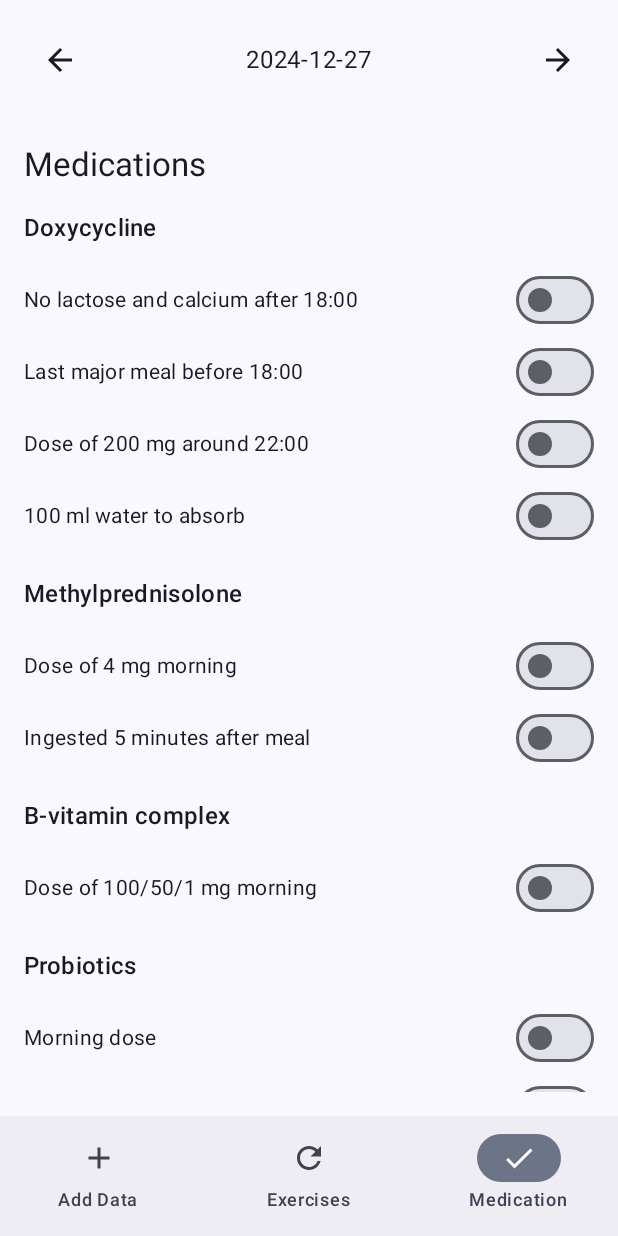
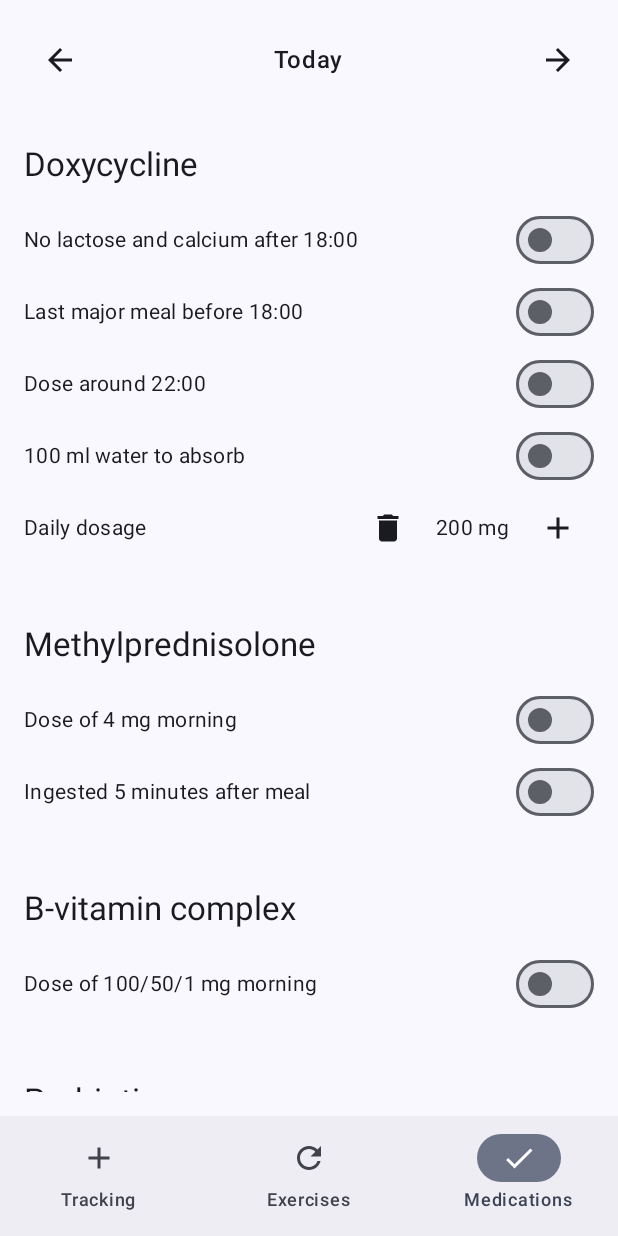
Before and after one commit to matyasmatta/matts-health-tracker, an Android app built with Jetpack Compose: the screen it shows after launch (MainActivity), item 3 of the bottom bar chosen, on a phone screen of 412 x 824 dp. Run offline under Robolectric (Android 15) with nearby library versions, the phone set to English and light mode, and no system bars.

Commit message:
fixed ascending order in table

```diff
--- a/app/src/main/java/com/example/mattshealthtracker/ExerciseDatabaseHelper.kt
+++ b/app/src/main/java/com/example/mattshealthtracker/ExerciseDatabaseHelper.kt
@@ -13,6 +13,7 @@ import java.io.IOException
 import java.text.SimpleDateFormat
 import java.util.*
 import com.example.mattshealthtracker.AppGlobals
+import com.example.mattshealthtracker.MedicationDatabaseHelper.Companion.COLUMN_DATE
 
 class ExerciseDatabaseHelper(context: Context) :
     SQLiteOpenHelper(context, DATABASE_NAME, null, DATABASE_VERSION) {
@@ -136,7 +137,7 @@ class ExerciseDatabaseHelper(context: Context) :
     // Fetch all data from the database
     fun fetchAllData(): List<ExerciseData> {
         val db = readableDatabase
-        val cursor: Cursor = db.query(TABLE_NAME, null, null, null, null, null, null)
+        val cursor: Cursor = db.query(TABLE_NAME, null, null, null, null, null, "$COLUMN_TIMESTAMP ASC")
 
         val data = mutableListOf<ExerciseData>()
 
--- a/app/src/main/java/com/example/mattshealthtracker/HealthData.kt
+++ b/app/src/main/java/com/example/mattshealthtracker/HealthData.kt
@@ -24,7 +24,8 @@ data class MedicationData(
     val vitamins: Boolean,
     val probioticsMorning: Boolean,
     val probioticsEvening: Boolean,
-    val sideEffects: String
+    val sideEffects: String,
+    val doxyDosage: Int
 )
 
 data class ExerciseData (
--- a/app/src/main/java/com/example/mattshealthtracker/HealthDatabaseHelper.kt
+++ b/app/src/main/java/com/example/mattshealthtracker/HealthDatabaseHelper.kt
@@ -150,7 +150,15 @@ class HealthDatabaseHelper(context: Context) :
     // Fetch all data from the database
     fun fetchAllData(): List<HealthData> {
         val db = readableDatabase
-        val cursor: Cursor = db.query(TABLE_NAME, null, null, null, null, null, null)
+        val cursor: Cursor = db.query(
+            TABLE_NAME,
+            null,
+            null,
+            null,
+            null,
+            null,
+            "$COLUMN_DATE ASC"  // Sort in ascending order
+        )
 
         val data = mutableListOf<HealthData>()
 
--- a/app/src/main/java/com/example/mattshealthtracker/MainActivity.kt
+++ b/app/src/main/java/com/example/mattshealthtracker/MainActivity.kt
@@ -35,6 +35,7 @@ import androidx.compose.material3.Icon
 import androidx.compose.material3.IconButton
 import androidx.compose.runtime.getValue
 import androidx.compose.runtime.setValue
+import androidx.compose.ui.text.font.FontWeight
 import java.time.LocalDate
 import kotlin.collections.get
 import kotlin.div
@@ -56,9 +57,9 @@ class MainActivity : ComponentActivity() {
 }
 
 sealed class BottomNavItem(val route: String, val label: String, val icon: ImageVector) {
-    object AddData : BottomNavItem("add_data", "Add Data", Icons.Default.Add)
+    object AddData : BottomNavItem("add_data", "Tracking", Icons.Default.Add)
     object Exercises : BottomNavItem("exercises", "Exercises", Icons.Default.Refresh) // New tab
-    object MedicationTracking : BottomNavItem("medication_tracking", "Medication", Icons.Default.Check) // New Screen
+    object MedicationTracking : BottomNavItem("medication_tracking", "Medications", Icons.Default.Check) // New Screen
 }
 
 @Composable
@@ -154,6 +155,8 @@ fun DateNavigationBar(openedDay: String, onDateChange: (String) -> Unit) {
     var isDatePickerVisible by remember { mutableStateOf(false) }
     val context = LocalContext.current
     val currentDay = AppGlobals.currentDay // Get current day from AppGlobals
+    val today = AppGlobals.getCurrentDayAsLocalDate().toString()
+    val yesterday = AppGlobals.getCurrentDayAsLocalDate().minusDays(1).toString()
 
     // State to show Toast message
     var showToast by remember { mutableStateOf(false) }
@@ -205,9 +208,14 @@ fun DateNavigationBar(openedDay: String, onDateChange: (String) -> Unit) {
             Icon(imageVector = Icons.Default.ArrowBack, contentDescription = "Previous Day")
         }
 
+        // Show "Yesterday" or "Today" if the opened day matches those days
         Text(
-            text = openedDay,
-            style = MaterialTheme.typography.bodyLarge,
+            text = when (openedDay) {
+                yesterday -> "Yesterday"
+                today -> "Today"
+                else -> openedDay
+            },
+            style = MaterialTheme.typography.bodyLarge.copy(fontWeight = FontWeight.SemiBold),
             modifier = Modifier
                 .clickable {
                     isDatePickerVisible = true
@@ -235,7 +243,6 @@ fun DateNavigationBar(openedDay: String, onDateChange: (String) -> Unit) {
         }
     }
 }
-
 
 @Composable
 fun ExercisesScreen(openedDay: String) {
@@ -266,6 +273,7 @@ fun ExercisesScreen(openedDay: String) {
             )
         )
         Log.d("ExercisesScreen", "Updated exercise data: Pushups=$pushUps, Posture=$postureCorrections")
+        dbhelper.exportToCSV(context)
     }
 
     Log.d("ExercisesScreen", "Recomposing for openedDay=$openedDay, Pushups=$pushUps, Posture=$postureCorrections")
@@ -276,7 +284,7 @@ fun ExercisesScreen(openedDay: String) {
             .padding(16.dp),
         verticalArrangement = Arrangement.spacedBy(16.dp)
     ) {
-        Text("Exercise Tracker", style = MaterialTheme.typography.headlineMedium)
+        // Text("Exercise Tracker", style = MaterialTheme.typography.titleLarge)
 
         ExerciseCounter(
             label = "Push-Ups",
@@ -307,16 +315,6 @@ fun ExercisesScreen(openedDay: String) {
                 }
             }
         )
-
-        Button(
-            onClick = {
-                dbhelper.exportToCSV(context)
-                Toast.makeText(context, "Data exported successfully!", Toast.LENGTH_SHORT).show()
-            },
-            modifier = Modifier.fillMaxWidth()
-        ) {
-            Text("Export to CSV")
-        }
     }
 }
 
@@ -359,27 +357,29 @@ fun MedicationScreen(openedDay: String) {
         currentDate = openedDay,
         doxyLactose = false,
         doxyMeal = false,
-        doxyDose = false,
+        doxyDose = false, // boolean for doxycycline dose
         doxyWater = false,
         prednisoneDose = false,
         prednisoneMeal = false,
         vitamins = false,
         probioticsMorning = false,
         probioticsEvening = false,
-        sideEffects = ""
+        sideEffects = "",
+        doxyDosage = 200 // default integer dosage for doxycycline
     )
 
     // Medication state
-    var doxyLactose by remember { mutableStateOf(medicationData?.doxyLactose ?: false) }
-    var doxyMeal by remember { mutableStateOf(medicationData?.doxyMeal ?: false) }
-    var doxyDose by remember { mutableStateOf(medicationData?.doxyDose ?: false) }
-    var doxyWater by remember { mutableStateOf(medicationData?.doxyWater ?: false) }
-    var prednisoneDose by remember { mutableStateOf(medicationData?.prednisoneDose ?: false) }
-    var prednisoneMeal by remember { mutableStateOf(medicationData?.prednisoneMeal ?: false) }
-    var vitamins by remember { mutableStateOf(medicationData?.vitamins ?: false) }
-    var probioticsMorning by remember { mutableStateOf(medicationData?.probioticsMorning ?: false) }
-    var probioticsEvening by remember { mutableStateOf(medicationData?.probioticsEvening ?: false) }
-    var sideEffects by remember { mutableStateOf(medicationData?.sideEffects ?: "") }
+    var doxyLactose by remember { mutableStateOf(medicationData.doxyLactose) }
+    var doxyMeal by remember { mutableStateOf(medicationData.doxyMeal) }
+    var doxyDose by remember { mutableStateOf(medicationData.doxyDose) }
+    var doxyWater by remember { mutableStateOf(medicationData.doxyWater) }
+    var prednisoneDose by remember { mutableStateOf(medicationData.prednisoneDose) }
+    var prednisoneMeal by remember { mutableStateOf(medicationData.prednisoneMeal) }
+    var vitamins by remember { mutableStateOf(medicationData.vitamins) }
+    var probioticsMorning by remember { mutableStateOf(medicationData.probioticsMorning) }
+    var probioticsEvening by remember { mutableStateOf(medicationData.probioticsEvening) }
+    var sideEffects by remember { mutableStateOf(medicationData.sideEffects) }
+    var doxyDosage by remember { mutableStateOf(medicationData.doxyDosage) }
 
     LaunchedEffect(medicationData) {
         medicationData?.let {
@@ -393,6 +393,7 @@ fun MedicationScreen(openedDay: String) {
             probioticsMorning = it.probioticsMorning
             probioticsEvening = it.probioticsEvening
             sideEffects = it.sideEffects
+            doxyDosage = it.doxyDosage
         }
     }
 
@@ -410,8 +411,10 @@ fun MedicationScreen(openedDay: String) {
             vitamins = vitamins,
             probioticsMorning = probioticsMorning,
             probioticsEvening = probioticsEvening,
-            sideEffects = sideEffects
+            sideEffects = sideEffects,
+            doxyDosage = doxyDosage
         ))
+        dbHelper.exportToCSV(context)
     }
 
     // Define a Composable for Medication Tasks
@@ -433,24 +436,53 @@ fun MedicationScreen(openedDay: String) {
         }
     }
 
+    // Define a Composable for Doxycycline Dosage Counter
+    @Composable
+    fun DoxycyclineDosageCounter(
+        label: String,
+        count: Int,
+        onIncrement: () -> Unit,
+        onDecrement: () -> Unit
+    ) {
+        Row(
+            verticalAlignment = Alignment.CenterVertically,
+            horizontalArrangement = Arrangement.SpaceBetween,
+            modifier = Modifier.fillMaxWidth()
+        ) {
+            Text(label, style = MaterialTheme.typography.bodyMedium)
+
+            Row(
+                verticalAlignment = Alignment.CenterVertically
+            ) {
+                IconButton(onClick = onDecrement) {
+                    Icon(imageVector = Icons.Default.Delete, contentDescription = "Minus One")
+                }
+                Text("$count mg", style = MaterialTheme.typography.bodyMedium, modifier = Modifier.padding(horizontal = 8.dp))
+                IconButton(onClick = onIncrement) {
+                    Icon(imageVector = Icons.Default.Add, contentDescription = "Plus One")
+                }
+            }
+        }
+    }
+
     LazyColumn(
         modifier = Modifier
             .fillMaxSize()
             .padding(16.dp)
     ) {
-        item {
+        /*item {
             Text(
                 text = "Medications",
                 style = MaterialTheme.typography.titleLarge,
                 modifier = Modifier.padding(bottom = 16.dp)
             )
-        }
+        }*/
 
         // Medication: Doxycycline
         item {
             Text(
                 text = "Doxycycline",
-                style = MaterialTheme.typography.titleMedium,
+                style = MaterialTheme.typography.titleLarge,
                 modifier = Modifier.padding(bottom = 12.dp)
             )
         }
@@ -465,7 +497,7 @@ fun MedicationScreen(openedDay: String) {
             }
         }
         item {
-            MedicationTask("Dose of 200 mg around 22:00", doxyDose) {
+            MedicationTask("Dose around 22:00", doxyDose) {
                 doxyDose = it
             }
         }
@@ -474,17 +506,25 @@ fun MedicationScreen(openedDay: String) {
                 doxyWater = it
             }
         }
+        item {
+            DoxycyclineDosageCounter(
+                label = "Daily dosage",
+                count = doxyDosage,
+                onIncrement = { doxyDosage += 50 },
+                onDecrement = { if (doxyDosage > 50) doxyDosage -= 50 }
+            )
+        }
 
         // Spacer
         item {
-            Spacer(Modifier.height(16.dp))
+            Spacer(Modifier.height(40.dp))
         }
 
         // Medication: Methylprednisolone
         item {
             Text(
                 text = "Methylprednisolone",
-                style = MaterialTheme.typography.titleMedium,
+                style = MaterialTheme.typography.titleLarge,
                 modifier = Modifier.padding(bottom = 12.dp)
             )
         }
@@ -501,14 +541,14 @@ fun MedicationScreen(openedDay: String) {
 
         // Spacer
         item {
-            Spacer(Modifier.height(16.dp))
+            Spacer(Modifier.height(40.dp))
         }
 
         // Medication: B-vitamin complex
         item {
             Text(
                 text = "B-vitamin complex",
-                style = MaterialTheme.typography.titleMedium,
+                style = MaterialTheme.typography.titleLarge,
                 modifier = Modifier.padding(bottom = 12.dp)
             )
         }
@@ -520,14 +560,14 @@ fun MedicationScreen(openedDay: String) {
 
         // Spacer
         item {
-            Spacer(Modifier.height(16.dp))
+            Spacer(Modifier.height(40.dp))
         }
 
         // Medication: Probiotics
         item {
             Text(
                 text = "Probiotics",
-                style = MaterialTheme.typography.titleMedium,
+                style = MaterialTheme.typography.titleLarge,
                 modifier = Modifier.padding(bottom = 12.dp)
             )
         }
@@ -544,7 +584,7 @@ fun MedicationScreen(openedDay: String) {
 
         // Spacer
         item {
-            Spacer(Modifier.height(16.dp))
+            Spacer(Modifier.height(40.dp))
         }
 
         // Section: Side effects
@@ -566,26 +606,12 @@ fun MedicationScreen(openedDay: String) {
                 modifier = Modifier.fillMaxWidth()
             )
         }
+        // Spacer
         item {
-            // Submit button
-            Button(
-                onClick = {
-                    // Show toast
-                    Toast.makeText(context, "Medication data exported", Toast.LENGTH_SHORT).show()
-
-                    // Save to CSV
-                    dbHelper.exportToCSV(context)
-                },
-                modifier = Modifier
-                    .fillMaxWidth()
-                    .padding(16.dp) // Add padding as needed
-            ) {
-                Text("Export to CSV")
-            }
+            Spacer(Modifier.height(40.dp))
         }
     }
 }
-
 
 @Composable
 fun MedicationTrackingScreen() {
@@ -728,6 +754,7 @@ fun HealthTrackerScreen(openedDay: String) {
         )
         dbHelper.insertOrUpdateHealthData(updatedHealthData)
         healthData = updatedHealthData // Update healthData state
+        dbHelper.exportToCSV(context)
     }
 
     // LaunchedEffect to update healthData when openedDay changes
@@ -770,7 +797,7 @@ fun HealthTrackerScreen(openedDay: String) {
         verticalArrangement = Arrangement.spacedBy(20.dp)
     ) {
         // Symptoms section
-        Text("Symptoms", style = MaterialTheme.typography.headlineMedium)
+        Text("Symptoms", style = MaterialTheme.typography.titleLarge)
         SymptomSliderGroup(
             items = symptomLabels.zip(symptomValues),
             onValuesChange = { updatedValues ->
@@ -781,7 +808,7 @@ fun HealthTrackerScreen(openedDay: String) {
         Spacer(modifier = Modifier.height(16.dp))
 
         // Externals section
-        Text("Externals", style = MaterialTheme.typography.headlineMedium)
+        Text("Externals", style = MaterialTheme.typography.titleLarge)
         ExternalSliderGroup(
             items = externalLabels.zip(externalValues),
             onValuesChange = { updatedValues ->
@@ -792,7 +819,7 @@ fun HealthTrackerScreen(openedDay: String) {
         Spacer(modifier = Modifier.height(16.dp))
 
         // Mental Health section
-        Text("Mental Health", style = MaterialTheme.typography.headlineMedium)
+        Text("Mental Health", style = MaterialTheme.typography.titleLarge)
         MentalSliderGroup(
             items = mentalLabels.zip(mentalValues),
             onValuesChange = { updatedValues ->
@@ -803,22 +830,13 @@ fun HealthTrackerScreen(openedDay: String) {
         Spacer(modifier = Modifier.height(16.dp))
 
         // Notes section
-        Text("Notes", style = MaterialTheme.typography.headlineMedium)
+        Text("Notes", style = MaterialTheme.typography.titleLarge)
         TextInputField(
             text = notes,
             onTextChange = { newText -> notes = newText }
         )
 
-        // Submit button
-        Button(
-            onClick = {
-                dbHelper.exportToCSV(context)
-                Toast.makeText(context, "Data exported successfully", Toast.LENGTH_SHORT).show()
-            },
-            modifier = Modifier.align(Alignment.CenterHorizontally)
-        ) {
-            Text("Export to CSV")
-        }
+        Spacer(modifier = Modifier.height(10.dp))
     }
 }
 
--- a/app/src/main/java/com/example/mattshealthtracker/MedicationDatabaseHelper.kt
+++ b/app/src/main/java/com/example/mattshealthtracker/MedicationDatabaseHelper.kt
@@ -26,6 +26,7 @@ class MedicationDatabaseHelper(context: Context) :
         const val COLUMN_DOXY_MEAL = "doxy_meal"
         const val COLUMN_DOXY_DOSE = "doxy_dose"
         const val COLUMN_DOXY_WATER = "doxy_water"
+        const val COLUMN_DOXY_DOSAGE = "doxy_mg"
         const val COLUMN_PREDNISONE_DOSE = "prednisone_dose"
         const val COLUMN_PREDNISONE_MEAL = "prednisone_meal"
         const val COLUMN_VITAMINS = "vitamins"
@@ -47,11 +48,13 @@ class MedicationDatabaseHelper(context: Context) :
                 $COLUMN_VITAMINS INTEGER,
                 $COLUMN_PROBIOTICS_MORNING INTEGER,
                 $COLUMN_PROBIOTICS_EVENING INTEGER,
-                $COLUMN_SIDE_EFFECTS TEXT
+                $COLUMN_SIDE_EFFECTS TEXT,
+                $COLUMN_DOXY_DOSAGE INTEGER
             )
         """
         db?.execSQL(CREATE_TABLE)
     }
+
 
     override fun onUpgrade(db: SQLiteDatabase?, oldVersion: Int, newVersion: Int) {
         db?.execSQL("DROP TABLE IF EXISTS $TABLE_NAME")
@@ -76,6 +79,7 @@ class MedicationDatabaseHelper(context: Context) :
         values.put(COLUMN_PROBIOTICS_MORNING, if (data.probioticsMorning) 1 else 0)
         values.put(COLUMN_PROBIOTICS_EVENING, if (data.probioticsEvening) 1 else 0)
         values.put(COLUMN_SIDE_EFFECTS, data.sideEffects)
+        values.put(COLUMN_DOXY_DOSAGE, data.doxyDosage) // new field
 
         // Try to insert a new row or update the existing one for today
         val rowsUpdated = db.update(TABLE_NAME, values, "$COLUMN_DATE = ?", arrayOf(data.currentDate))
@@ -114,6 +118,7 @@ class MedicationDatabaseHelper(context: Context) :
             val probioticsMorningIndex = cursor.getColumnIndexOrThrow(COLUMN_PROBIOTICS_MORNING)
             val probioticsEveningIndex = cursor.getColumnIndexOrThrow(COLUMN_PROBIOTICS_EVENING)
             val sideEffectsIndex = cursor.getColumnIndexOrThrow(COLUMN_SIDE_EFFECTS)
+            val doxyDosageIndex = cursor.getColumnIndexOrThrow(COLUMN_DOXY_DOSAGE) // new field
 
             data = MedicationData(
                 currentDate = cursor.getString(dateIndex),
@@ -126,7 +131,8 @@ class MedicationDatabaseHelper(context: Context) :
                 vitamins = cursor.getInt(vitaminsIndex) == 1,
                 probioticsMorning = cursor.getInt(probioticsMorningIndex) == 1,
                 probioticsEvening = cursor.getInt(probioticsEveningIndex) == 1,
-                sideEffects = cursor.getString(sideEffectsIndex)
+                sideEffects = cursor.getString(sideEffectsIndex),
+                doxyDosage = cursor.getInt(doxyDosageIndex) // new field
             )
         }
 
@@ -141,7 +147,6 @@ class MedicationDatabaseHelper(context: Context) :
         val db = readableDatabase
         val currentDate = SimpleDateFormat("yyyy-MM-dd", Locale.getDefault()).format(Date())
         Log.d("MedicationDatabaseHelper", "Fetching today's $currentDate data on launch.")
-
 
         val cursor: Cursor = db.query(
             TABLE_NAME,
@@ -166,6 +171,7 @@ class MedicationDatabaseHelper(context: Context) :
             val probioticsMorningIndex = cursor.getColumnIndexOrThrow(COLUMN_PROBIOTICS_MORNING)
             val probioticsEveningIndex = cursor.getColumnIndexOrThrow(COLUMN_PROBIOTICS_EVENING)
             val sideEffectsIndex = cursor.getColumnIndexOrThrow(COLUMN_SIDE_EFFECTS)
+            val doxyDosageIndex = cursor.getColumnIndexOrThrow(COLUMN_DOXY_DOSAGE) // new field
 
             data = MedicationData(
                 currentDate = cursor.getString(dateIndex),
@@ -178,16 +184,17 @@ class MedicationDatabaseHelper(context: Context) :
                 vitamins = cursor.getInt(vitaminsIndex) == 1,
                 probioticsMorning = cursor.getInt(probioticsMorningIndex) == 1,
                 probioticsEvening = cursor.getInt(probioticsEveningIndex) == 1,
-                sideEffects = cursor.getString(sideEffectsIndex)
+                sideEffects = cursor.getString(sideEffectsIndex),
+                doxyDosage = cursor.getInt(doxyDosageIndex) // new field
             )
         }
 
         cursor.close()
         db.close()
-        Log.d("MedicationDatabaseHelper", "Fetched today's data: $data")
         return data
     }
 
+    // Export data to a CSV file
     // Export data to a CSV file
     fun exportToCSV(context: Context) {
         val data = fetchAllMedicationData()
@@ -197,13 +204,13 @@ class MedicationDatabaseHelper(context: Context) :
             val writer = BufferedWriter(FileWriter(csvFile))
 
             // Write header
-            writer.write("Date,Doxy Lactose,Doxy Meal,Doxy Dose,Doxy Water,Prednisone Dose,Prednisone Meal,Vitamins,Probiotics Morning,Probiotics Evening,Side Effects\n")
+            writer.write("Date,Doxy Lactose,Doxy Meal,Doxy Dose,Doxy Dosage,Doxy Water,Prednisone Dose,Prednisone Meal,Vitamins,Probiotics Morning,Probiotics Evening,Side Effects\n")
 
             // Write data
             for (entry in data) {
                 // Wrap the side effects column in quotes to handle commas or special characters
                 val sanitizedSideEffects = "\"${entry.sideEffects.replace("\"", "\"\"")}\""
-                writer.write("${entry.currentDate},${entry.doxyLactose},${entry.doxyMeal},${entry.doxyDose},${entry.doxyWater},${entry.prednisoneDose},${entry.prednisoneMeal},${entry.vitamins},${entry.probioticsMorning},${entry.probioticsEvening},$sanitizedSideEffects\n")
+                writer.write("${entry.currentDate},${entry.doxyLactose},${entry.doxyMeal},${entry.doxyDose},${entry.doxyDosage},${entry.doxyWater},${entry.prednisoneDose},${entry.prednisoneMeal},${entry.vitamins},${entry.probioticsMorning},${entry.probioticsEvening},$sanitizedSideEffects\n")
             }
 
             writer.close()
@@ -216,7 +223,7 @@ class MedicationDatabaseHelper(context: Context) :
     // Fetch all medication data from the database
     private fun fetchAllMedicationData(): List<MedicationData> {
         val db = readableDatabase
-        val cursor: Cursor = db.query(TABLE_NAME, null, null, null, null, null, null)
+        val cursor: Cursor = db.query(TABLE_NAME, null, null, null, null, null, null,"$COLUMN_DATE ASC")
 
         val data = mutableListOf<MedicationData>()
 
@@ -226,6 +233,7 @@ class MedicationDatabaseHelper(context: Context) :
                 val doxyLactoseIndex = cursor.getColumnIndexOrThrow(COLUMN_DOXY_LACTOSE)
                 val doxyMealIndex = cursor.getColumnIndexOrThrow(COLUMN_DOXY_MEAL)
                 val doxyDoseIndex = cursor.getColumnIndexOrThrow(COLUMN_DOXY_DOSE)
+                val doxyDosageIndex = cursor.getColumnIndexOrThrow(COLUMN_DOXY_DOSAGE) // Add this for doxyDosage
                 val doxyWaterIndex = cursor.getColumnIndexOrThrow(COLUMN_DOXY_WATER)
                 val prednisoneDoseIndex = cursor.getColumnIndexOrThrow(COLUMN_PREDNISONE_DOSE)
                 val prednisoneMealIndex = cursor.getColumnIndexOrThrow(COLUMN_PREDNISONE_MEAL)
@@ -238,7 +246,8 @@ class MedicationDatabaseHelper(context: Context) :
                     currentDate = cursor.getString(dateIndex),
                     doxyLactose = cursor.getInt(doxyLactoseIndex) == 1,
                     doxyMeal = cursor.getInt(doxyMealIndex) == 1,
-                    doxyDose = cursor.getInt(doxyDoseIndex) == 1,
+                    doxyDose = cursor.getInt(doxyDoseIndex) == 1, // toggle for doxyDose
+                    doxyDosage = cursor.getInt(doxyDosageIndex), // integer for doxyDosage
                     doxyWater = cursor.getInt(doxyWaterIndex) == 1,
                     prednisoneDose = cursor.getInt(prednisoneDoseIndex) == 1,
                     prednisoneMeal = cursor.getInt(prednisoneMealIndex) == 1,
```
